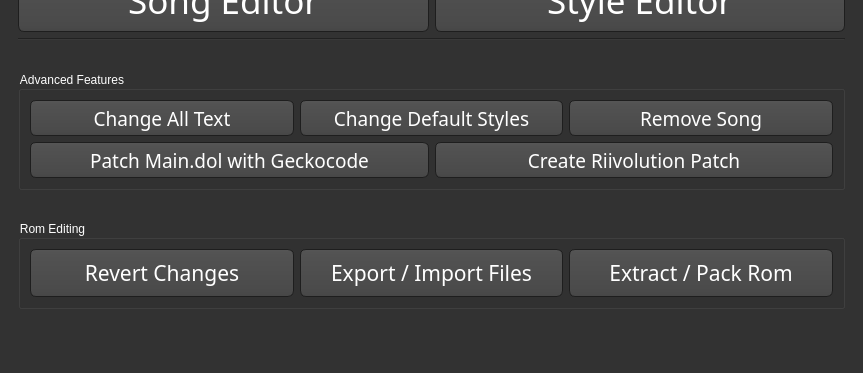
Old version of the form WiiMusicPlus.ui in the repository BenjaminHalko/WiiMusicEditorPlus; both pictures show x 0 to 863 and y 185 to 558 of the 863 by 558 pixel window.
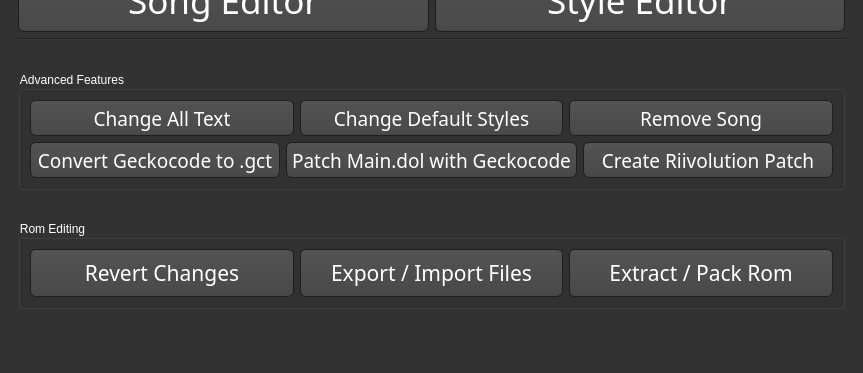
New version of the form. Icons and pictures are not drawn.

Commit message: Added Geckocode Exports

Patch:
```diff
--- a/WiiMusicPlus.ui
+++ b/WiiMusicPlus.ui
@@ -1364,7 +1364,26 @@
            <item>
             <layout class="QHBoxLayout" name="horizontalLayout">
              <item>
-              <widget class="QPushButton" name="MP_SongEditor_Button_3">
+              <widget class="QPushButton" name="MP_GeckocodeConvert_Button">
+               <property name="minimumSize">
+                <size>
+                 <width>0</width>
+                 <height>36</height>
+                </size>
+               </property>
+               <property name="font">
+                <font>
+                 <family>Continuum Medium</family>
+                 <pointsize>14</pointsize>
+                </font>
+               </property>
+               <property name="text">
+                <string>Convert Geckocode to .gct</string>
+               </property>
+              </widget>
+             </item>
+             <item>
+              <widget class="QPushButton" name="MP_MainDolPatch_Button">
                <property name="minimumSize">
                 <size>
                  <width>0</width>
```
Left out of the diff: 8 changed lines with no effect on the pictures. The commit also changes 5 other files.
